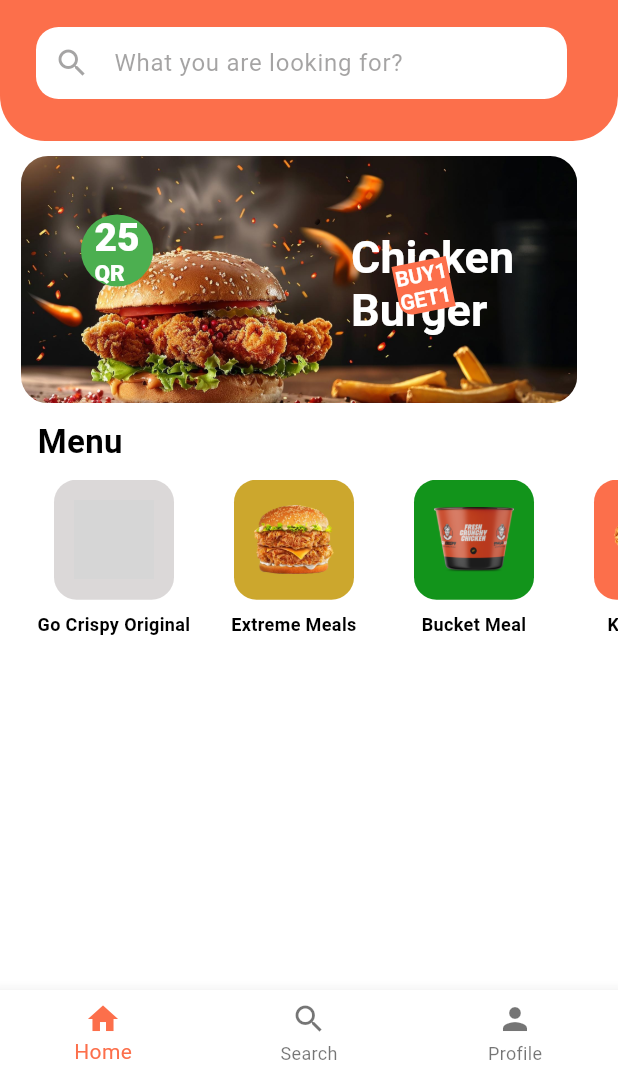
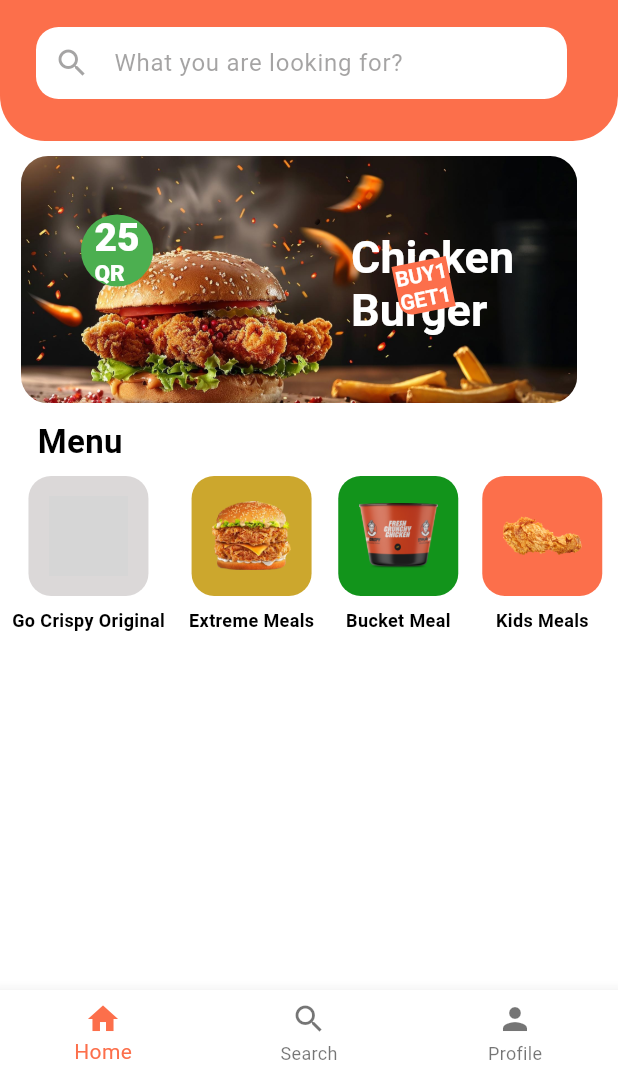
Before and after one commit to Afaf997/food_delivery_app, a Flutter app: the screen it shows after launch, on a phone screen of 412 x 824 dp, the part 159-1236 px from its top. Run offline on Flutter 3.47's test engine with Material 3 defaults, Android fonts, the phone set to English and light mode, and no system bars; grey boxes are pictures that could not be loaded.

Commit message:
second commit

```diff
--- a/lib/functions/build_menu_row.dart
+++ b/lib/functions/build_menu_row.dart
@@ -3,7 +3,7 @@ import 'package:food_delivery_app/functions/build_menu_item.dart';
 import 'package:food_delivery_app/functions/switch_color.dart';
 import 'package:food_delivery_app/utils/constant.dart';
 
-Widget buildMenuRow() {
+Widget buildMenuRow(BuildContext context) {
   List<String> menuImages = [
     'assets/images/product1.png',
     'assets/images/product2.png',
@@ -18,26 +18,24 @@ Widget buildMenuRow() {
     'Kids Meals',
   ];
 
-  return SingleChildScrollView(
+  return Container(
+    height: 120,
+    child: ListView.builder(
       scrollDirection: Axis.horizontal,
-    padding: EdgeInsets.symmetric(horizontal: 16),
-    child: Row(
-      crossAxisAlignment: CrossAxisAlignment.start,
-      children: List.generate(4, (index) {
-        return Container(
-          width: 120, // Adjust width as needed
-          height: 160, // Fixed height for each menu item container
+      itemCount: menuImages.length,
+      itemBuilder: (context, index) {
+        return Padding(
+          padding: const EdgeInsets.symmetric(horizontal: 8.0),
           child: Column(
-            crossAxisAlignment: CrossAxisAlignment.center,
+            mainAxisAlignment: MainAxisAlignment.center,
             children: [
-              Padding(
-                padding: EdgeInsets.only(bottom: 8), // Adjust spacing between image and text
-                child: buildMenuItem(
+              buildMenuItem(
                 menuImages[index],
                 getContainerColor(index),
               ),
-              ),
-              Text(
+              SizedBox(height: 8),
+              Flexible(
+                child: Text(
                   menuNames[index],
                   textAlign: TextAlign.center,
                   style: TextStyle(
@@ -46,10 +44,11 @@ Widget buildMenuRow() {
                     fontWeight: FontWeight.bold,
                   ),
                 ),
+              ),
             ],
           ),
         );
-      }),
+      },
     ),
   );
 }
--- a/lib/screens/home_screen.dart
+++ b/lib/screens/home_screen.dart
@@ -28,8 +28,8 @@ class HomeScreen extends StatelessWidget {
               ),
             ),
           ),
-          const SizedBox(height: 10),
-          buildMenuRow(),
+          // const SizedBox(height: 10),
+          buildMenuRow(context),
         ],
       ),
       bottomNavigationBar: BottomNavigationBar(
```
Lines whose indentation alone changed are shown as unchanged.
